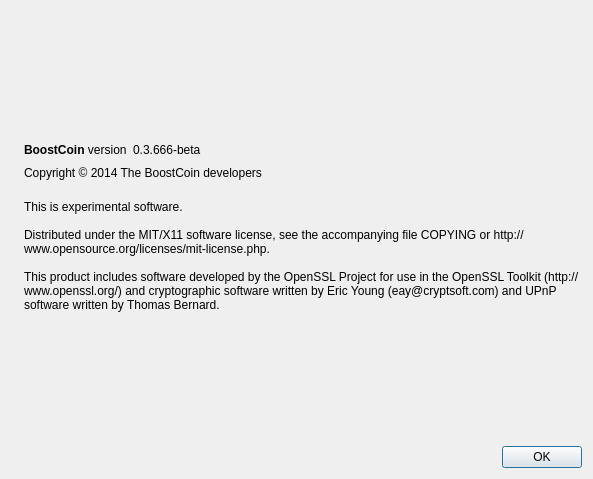
Above: src/qt/forms/aboutdialog.ui from mammix2/boostcoin-legacy before the change. Below: the same form after it.
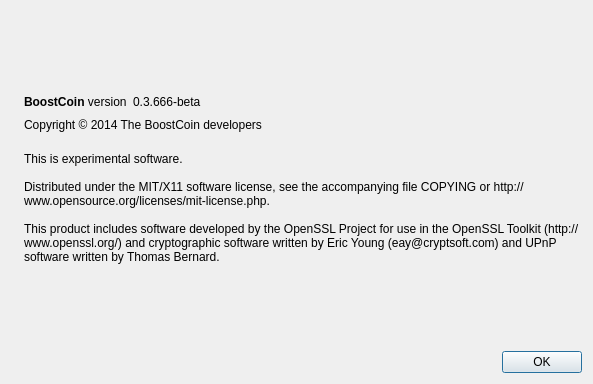
That is the form after the change. Icons and pictures are not drawn.

```diff
--- a/src/qt/forms/aboutdialog.ui
+++ b/src/qt/forms/aboutdialog.ui
@@ -7,7 +7,7 @@
     <x>0</x>
     <y>0</y>
     <width>593</width>
-    <height>479</height>
+    <height>384</height>
    </rect>
   </property>
   <property name="windowTitle">
```
